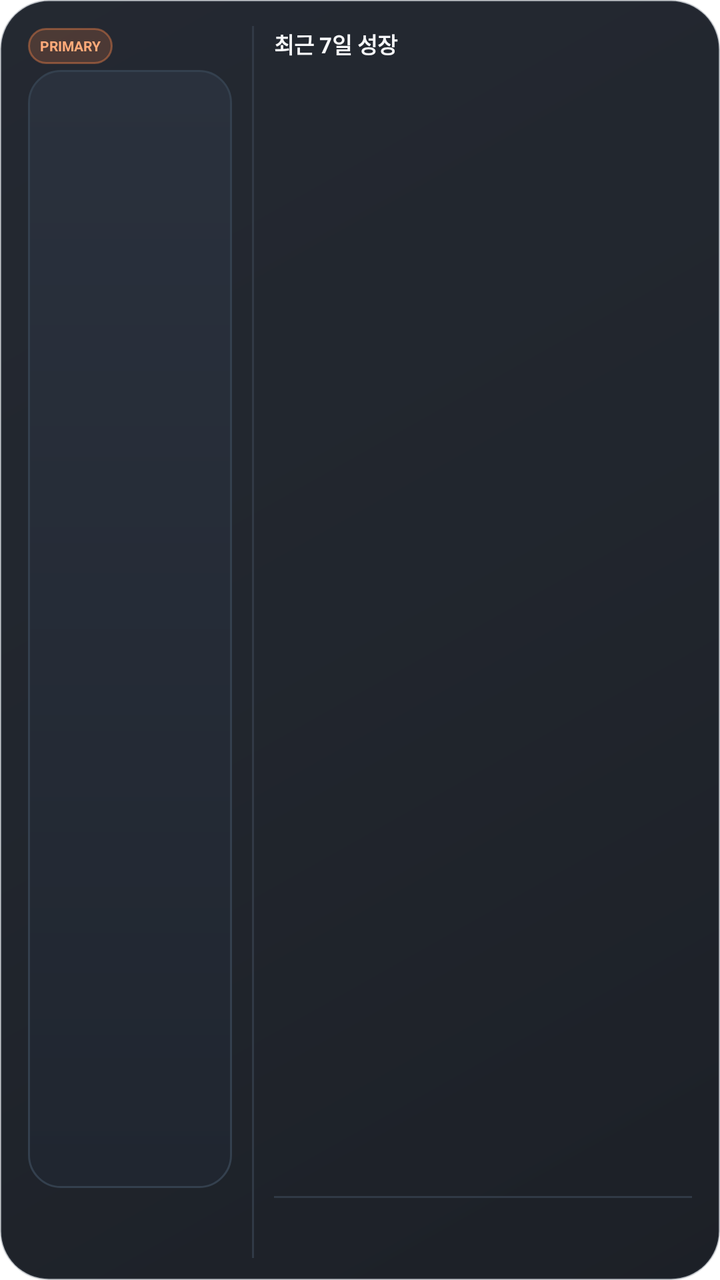
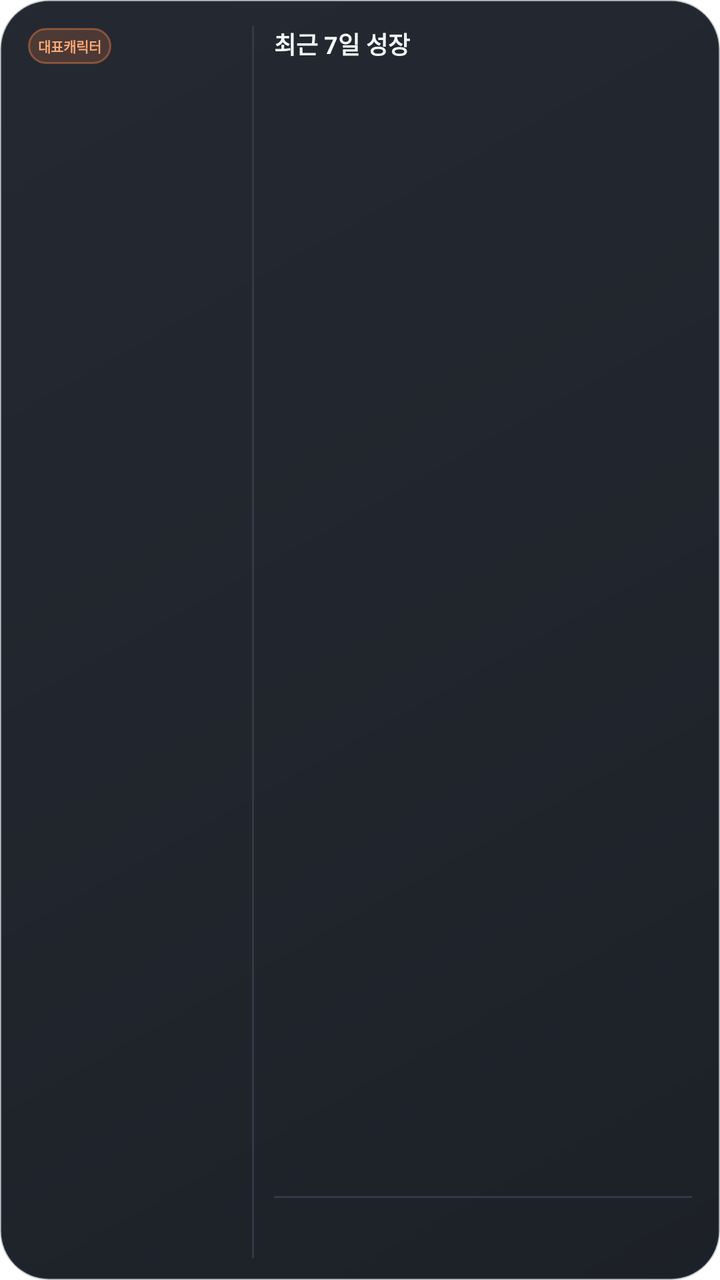

Two renders of the same Android screen: before a commit and after it. Below are the layout's source before the change and the commit's diff.
<!-- AndroidManifest.xml: application theme Theme.maple_guild_tracker -->
<!-- res/layout/widget_primary_combined.xml -->
<?xml version="1.0" encoding="utf-8"?>
<LinearLayout xmlns:android="http://schemas.android.com/apk/res/android"
    android:id="@+id/primary_widget_root"
    android:layout_width="match_parent"
    android:layout_height="match_parent"
    android:background="@drawable/maple_widget_background"
    android:orientation="horizontal">

    <LinearLayout
        android:layout_width="112dp"
        android:layout_height="match_parent"
        android:orientation="vertical"
        android:paddingRight="10dp">
        <LinearLayout android:layout_width="match_parent" android:layout_height="20dp" android:gravity="center_vertical" android:orientation="horizontal">
            <TextView android:layout_width="wrap_content" android:layout_height="18dp" android:background="@drawable/maple_widget_label_background" android:gravity="center" android:paddingLeft="6dp" android:paddingRight="6dp" android:text="PRIMARY" android:textColor="#FFAA79" android:textSize="7sp" android:textStyle="bold" />
            <TextView android:id="@+id/primary_name" android:layout_width="0dp" android:layout_height="wrap_content" android:layout_marginStart="5dp" android:layout_weight="1" android:ellipsize="end" android:gravity="end" android:maxLines="1" android:textColor="#D8DEE8" android:textSize="9sp" android:textStyle="bold" />
        </LinearLayout>
        <FrameLayout android:layout_width="match_parent" android:layout_height="0dp" android:layout_marginTop="2dp" android:layout_weight="1" android:background="@drawable/maple_widget_avatar_panel">
            <ImageView android:id="@+id/primary_avatar" android:layout_width="match_parent" android:layout_height="match_parent" android:adjustViewBounds="true" android:contentDescription="대표 캐릭터" android:scaleType="fitCenter" />
        </FrameLayout>
        <TextView android:id="@+id/primary_rate" android:layout_width="match_parent" android:layout_height="21dp" android:gravity="center|bottom" android:maxLines="1" android:textColor="#FFFFFF" android:textSize="15sp" android:textStyle="bold" />
        <TextView android:id="@+id/primary_gain" android:layout_width="match_parent" android:layout_height="14dp" android:gravity="center" android:maxLines="1" android:textColor="#69D9B6" android:textSize="8sp" android:textStyle="bold" />
    </LinearLayout>

    <TextView android:layout_width="1dp" android:layout_height="match_parent" android:layout_marginRight="10dp" android:background="#313A46" />

    <LinearLayout android:layout_width="0dp" android:layout_height="match_parent" android:layout_weight="1" android:orientation="vertical">
        <TextView android:layout_width="match_parent" android:layout_height="18dp" android:gravity="center_vertical" android:text="최근 7일 성장" android:textColor="#F7F8FA" android:textSize="11sp" android:textStyle="bold" />
        <TextView android:id="@+id/weekly_day_1" style="@style/MapleWidgetWeeklyDay" />
        <TextView android:id="@+id/weekly_day_2" style="@style/MapleWidgetWeeklyDay" />
        <TextView android:id="@+id/weekly_day_3" style="@style/MapleWidgetWeeklyDay" />
        <TextView android:id="@+id/weekly_day_4" style="@style/MapleWidgetWeeklyDay" />
        <TextView android:id="@+id/weekly_day_5" style="@style/MapleWidgetWeeklyDay" />
        <TextView android:id="@+id/weekly_day_6" style="@style/MapleWidgetWeeklyDay" />
        <TextView android:id="@+id/weekly_day_7" style="@style/MapleWidgetWeeklyDay" />
        <TextView android:layout_width="match_parent" android:layout_height="1dp" android:layout_marginTop="2dp" android:layout_marginBottom="2dp" android:background="#313A46" />
        <TextView android:id="@+id/weekly_average" android:layout_width="match_parent" android:layout_height="14dp" android:ellipsize="end" android:gravity="center_vertical" android:maxLines="1" android:textColor="#D6DAE1" android:textSize="8sp" android:textStyle="bold" />
        <TextView android:id="@+id/weekly_estimate" android:layout_width="match_parent" android:layout_height="14dp" android:ellipsize="end" android:gravity="center_vertical" android:maxLines="1" android:textColor="#FFAA79" android:textSize="8sp" android:textStyle="bold" />
    </LinearLayout>
</LinearLayout>
<!-- resources referenced by this layout -->
<resources>
  <!-- drawable maple_widget_avatar_panel (drawable) -->
  <?xml version="1.0" encoding="utf-8"?>
  <shape xmlns:android="http://schemas.android.com/apk/res/android" android:shape="rectangle">
      <gradient android:angle="270" android:startColor="#2A313D" android:endColor="#202630" />
      <stroke android:width="1dp" android:color="#34404E" />
      <corners android:radius="16dp" />
  </shape>
  <!-- drawable maple_widget_background (drawable) -->
  <?xml version="1.0" encoding="utf-8"?>
  <shape xmlns:android="http://schemas.android.com/apk/res/android" android:shape="rectangle">
      <gradient android:angle="315" android:startColor="#F51B2029" android:centerColor="#F5181D25" android:endColor="#F513171E" />
      <stroke android:width="1dp" android:color="#4A45505F" />
      <corners android:radius="24dp" />
      <padding android:left="14dp" android:top="13dp" android:right="14dp" android:bottom="11dp" />
  </shape>
  <!-- drawable maple_widget_label_background (drawable) -->
  <?xml version="1.0" encoding="utf-8"?>
  <shape xmlns:android="http://schemas.android.com/apk/res/android" android:shape="rectangle">
      <solid android:color="#2EFF874A" />
      <stroke android:width="1dp" android:color="#66FF874A" />
      <corners android:radius="10dp" />
  </shape>
  <style name="MapleWidgetWeeklyDay">
          <item name="android:layout_width">match_parent</item>
          <item name="android:layout_height">0dp</item>
          <item name="android:layout_weight">1</item>
          <item name="android:ellipsize">end</item>
          <item name="android:gravity">center_vertical</item>
          <item name="android:maxLines">1</item>
          <item name="android:textColor">#B8C0CC</item>
          <item name="android:textSize">8sp</item>
      </style>
  <style name="Theme.maple_guild_tracker" parent="Theme.MaterialComponents.DayNight.NoActionBar">
          
      </style>
</resources>

<!-- the commit's change to res/layout/widget_primary_combined.xml (unified diff, before → after) -->
@@ -12,10 +12,10 @@
         android:orientation="vertical"
         android:paddingRight="10dp">
         <LinearLayout android:layout_width="match_parent" android:layout_height="20dp" android:gravity="center_vertical" android:orientation="horizontal">
-            <TextView android:layout_width="wrap_content" android:layout_height="18dp" android:background="@drawable/maple_widget_label_background" android:gravity="center" android:paddingLeft="6dp" android:paddingRight="6dp" android:text="PRIMARY" android:textColor="#FFAA79" android:textSize="7sp" android:textStyle="bold" />
+            <TextView android:layout_width="wrap_content" android:layout_height="18dp" android:background="@drawable/maple_widget_label_background" android:gravity="center" android:paddingLeft="5dp" android:paddingRight="5dp" android:text="대표캐릭터" android:textColor="#FFAA79" android:textSize="7sp" android:textStyle="bold" />
             <TextView android:id="@+id/primary_name" android:layout_width="0dp" android:layout_height="wrap_content" android:layout_marginStart="5dp" android:layout_weight="1" android:ellipsize="end" android:gravity="end" android:maxLines="1" android:textColor="#D8DEE8" android:textSize="9sp" android:textStyle="bold" />
         </LinearLayout>
-        <FrameLayout android:layout_width="match_parent" android:layout_height="0dp" android:layout_marginTop="2dp" android:layout_weight="1" android:background="@drawable/maple_widget_avatar_panel">
+        <FrameLayout android:layout_width="match_parent" android:layout_height="0dp" android:layout_marginTop="2dp" android:layout_weight="1">
             <ImageView android:id="@+id/primary_avatar" android:layout_width="match_parent" android:layout_height="match_parent" android:adjustViewBounds="true" android:contentDescription="대표 캐릭터" android:scaleType="fitCenter" />
         </FrameLayout>
         <TextView android:id="@+id/primary_rate" android:layout_width="match_parent" android:layout_height="21dp" android:gravity="center|bottom" android:maxLines="1" android:textColor="#FFFFFF" android:textSize="15sp" android:textStyle="bold" />
@@ -25,7 +25,7 @@
     <TextView android:layout_width="1dp" android:layout_height="match_parent" android:layout_marginRight="10dp" android:background="#313A46" />
 
     <LinearLayout android:layout_width="0dp" android:layout_height="match_parent" android:layout_weight="1" android:orientation="vertical">
-        <TextView android:layout_width="match_parent" android:layout_height="18dp" android:gravity="center_vertical" android:text="최근 7일 성장" android:textColor="#F7F8FA" android:textSize="11sp" android:textStyle="bold" />
+        <TextView android:layout_width="match_parent" android:layout_height="18dp" android:ellipsize="end" android:gravity="center_vertical" android:maxLines="1" android:text="최근 7일 성장" android:textColor="#F7F8FA" android:textSize="12sp" android:textStyle="bold" />
         <TextView android:id="@+id/weekly_day_1" style="@style/MapleWidgetWeeklyDay" />
         <TextView android:id="@+id/weekly_day_2" style="@style/MapleWidgetWeeklyDay" />
         <TextView android:id="@+id/weekly_day_3" style="@style/MapleWidgetWeeklyDay" />
@@ -34,7 +34,7 @@
         <TextView android:id="@+id/weekly_day_6" style="@style/MapleWidgetWeeklyDay" />
         <TextView android:id="@+id/weekly_day_7" style="@style/MapleWidgetWeeklyDay" />
         <TextView android:layout_width="match_parent" android:layout_height="1dp" android:layout_marginTop="2dp" android:layout_marginBottom="2dp" android:background="#313A46" />
-        <TextView android:id="@+id/weekly_average" android:layout_width="match_parent" android:layout_height="14dp" android:ellipsize="end" android:gravity="center_vertical" android:maxLines="1" android:textColor="#D6DAE1" android:textSize="8sp" android:textStyle="bold" />
-        <TextView android:id="@+id/weekly_estimate" android:layout_width="match_parent" android:layout_height="14dp" android:ellipsize="end" android:gravity="center_vertical" android:maxLines="1" android:textColor="#FFAA79" android:textSize="8sp" android:textStyle="bold" />
+        <TextView android:id="@+id/weekly_average" android:layout_width="match_parent" android:layout_height="14dp" android:ellipsize="end" android:gravity="center_vertical" android:maxLines="1" android:textColor="#D6DAE1" android:textSize="9sp" android:textStyle="bold" />
+        <TextView android:id="@+id/weekly_estimate" android:layout_width="match_parent" android:layout_height="14dp" android:ellipsize="end" android:gravity="center_vertical" android:maxLines="1" android:textColor="#FFAA79" android:textSize="9sp" android:textStyle="bold" />
     </LinearLayout>
 </LinearLayout>
<!-- resource entries referenced after the edit -->
@@ -1,12 +1,5 @@
 <!-- resources referenced by this layout -->
 <resources>
-  <!-- drawable maple_widget_avatar_panel (drawable) -->
-  <?xml version="1.0" encoding="utf-8"?>
-  <shape xmlns:android="http://schemas.android.com/apk/res/android" android:shape="rectangle">
-      <gradient android:angle="270" android:startColor="#2A313D" android:endColor="#202630" />
-      <stroke android:width="1dp" android:color="#34404E" />
-      <corners android:radius="16dp" />
-  </shape>
   <!-- drawable maple_widget_background (drawable) -->
   <?xml version="1.0" encoding="utf-8"?>
   <shape xmlns:android="http://schemas.android.com/apk/res/android" android:shape="rectangle">
@@ -30,7 +23,7 @@
           <item name="android:gravity">center_vertical</item>
           <item name="android:maxLines">1</item>
           <item name="android:textColor">#B8C0CC</item>
-          <item name="android:textSize">8sp</item>
+          <item name="android:textSize">9sp</item>
       </style>
   <style name="Theme.maple_guild_tracker" parent="Theme.MaterialComponents.DayNight.NoActionBar">
           
